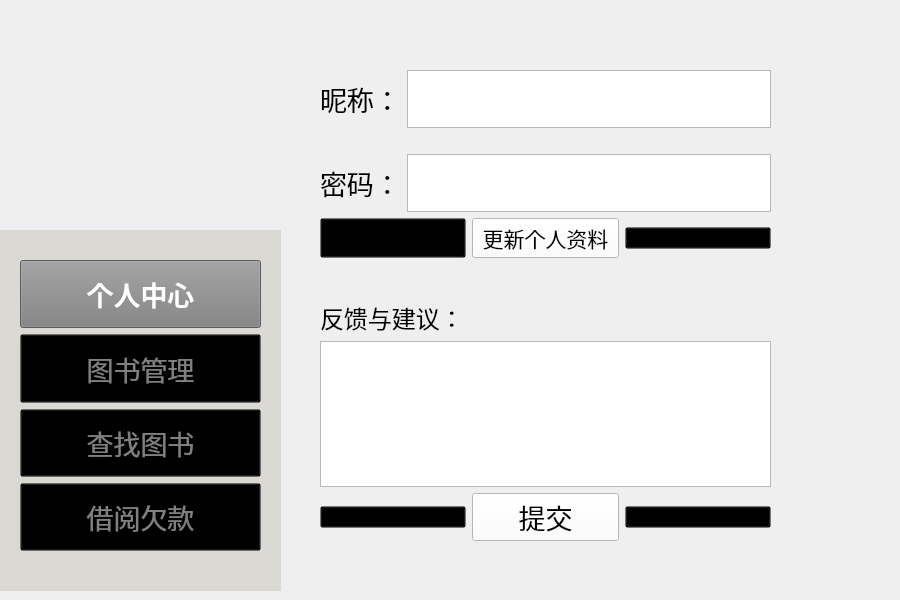
Above: pages/reader/personal.ui from Andylih2005/summer-work before the change. Below: the same form after it.
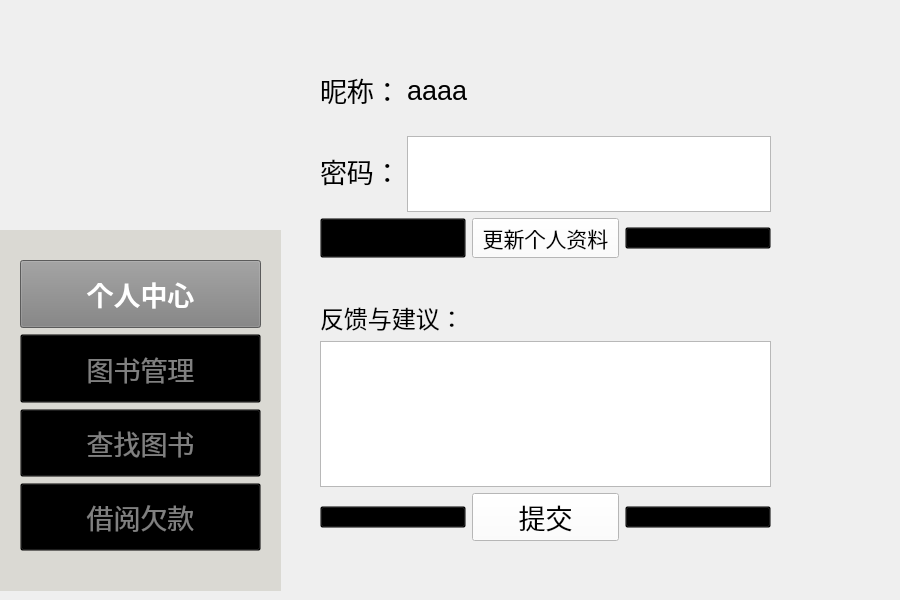
That is the form after the change. Icons and pictures are not drawn.

```diff
--- a/pages/reader/personal.ui
+++ b/pages/reader/personal.ui
@@ -448,11 +448,20 @@
         </property>
        </widget>
       </item>
-      <item row="2" column="1">
-       <widget class="QTextBrowser" name="Password_Input"/>
-      </item>
       <item row="0" column="1">
-       <widget class="QTextBrowser" name="Name_input"/>
+       <widget class="QLabel" name="label_3">
+        <property name="font">
+         <font>
+          <pointsize>20</pointsize>
+         </font>
+        </property>
+        <property name="text">
+         <string>aaaa</string>
+        </property>
+       </widget>
+      </item>
+      <item row="2" column="1">
+       <widget class="QTextEdit" name="password_input"/>
       </item>
      </layout>
     </item>
```
Left out of the diff: 4 changed lines with no effect on the pictures.
